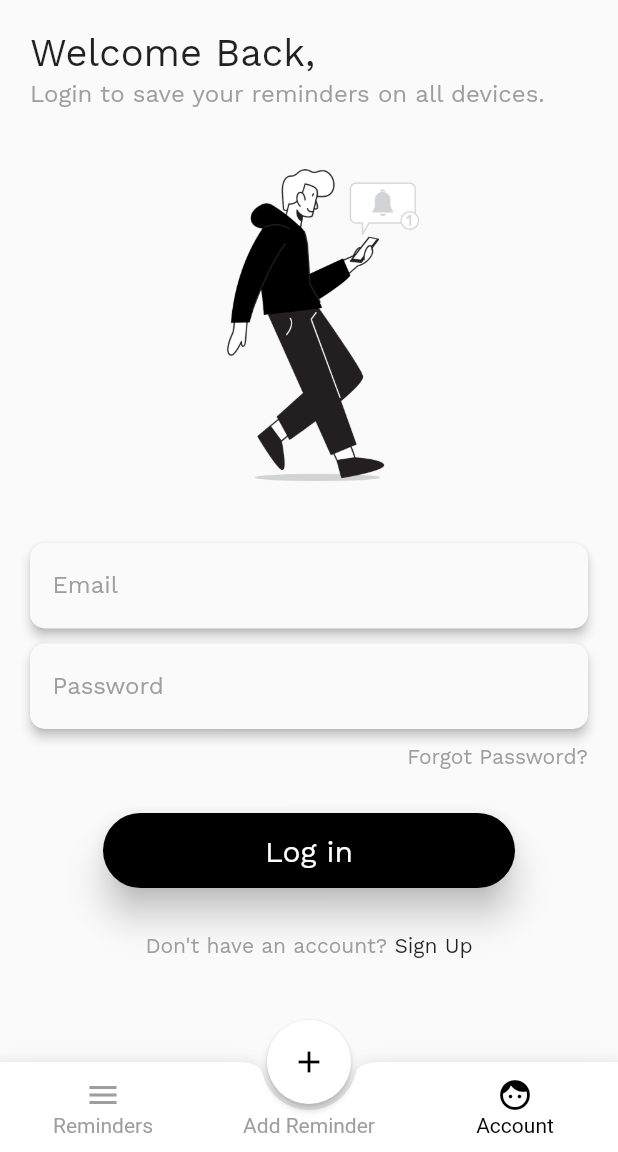
After one commit to deliciafernandes/Checklst, a Flutter app: the screen it shows after launch, after a tap on "Account", on a phone screen of 412 x 824 dp, the part 84-1236 px from its top. The commit adds this screen. Run offline on Flutter 3.47's test engine with Material 2 defaults, Android fonts, the phone set to English and light mode, and no system bars; our stand-ins replace firebase_auth, firebase_core, modal_progress_hud; accounts and stored records are empty.

Commit message:
Code optimised

```diff
--- a/lib/views/account_view.dart
+++ b/lib/views/account_view.dart
@@ -1,5 +1,4 @@
-import 'package:checklst/views/body_widgets/login_body.dart';
-import 'package:checklst/views/body_widgets/register_body.dart';
+import 'package:checklst/views/auth_view.dart';
 import "package:flutter/material.dart";
 
 class AccountView extends StatefulWidget {
@@ -11,7 +10,6 @@ class _AccountViewState extends State<AccountView> {
   bool _userLoggedIn = false;
   @override
   Widget build(BuildContext context) {
-    return _userLoggedIn ? Column() : LoginBody();
-    // return _userLoggedIn ? Column() : RegisterBody();
+    return _userLoggedIn ? Column() : AuthView();
   }
 }
--- /dev/null
+++ b/lib/views/auth_view.dart
@@ -0,0 +1,337 @@
+import 'package:checklst/widgets/custom_text_form_field.dart';
+import 'package:firebase_auth/firebase_auth.dart';
+import 'package:flutter/material.dart';
+import 'package:modal_progress_hud/modal_progress_hud.dart';
+
+class AuthView extends StatefulWidget {
+  @override
+  _AuthViewState createState() => _AuthViewState();
+}
+
+class _AuthViewState extends State<AuthView> {
+  String _requestedBody = 'login';
+
+  final _formKey = GlobalKey<FormState>();
+  final _nameController = TextEditingController();
+  final _emailController = TextEditingController();
+  final _passwordController = TextEditingController();
+  bool _showSpinner = false;
+
+  final FirebaseAuth _auth = FirebaseAuth.instance;
+
+  Future<void> _submitSignIn() async {
+    // Perform submit action
+
+    setState(() {
+      _showSpinner = true;
+    });
+    if (_formKey.currentState.validate()) {
+      // Form validation success
+      try {
+        final user = await _auth.signInWithEmailAndPassword(
+            email: _emailController.text, password: _passwordController.text);
+        setState(() {
+          _showSpinner = false;
+        });
+        // Navigator.push(
+        //   context,
+        //   MaterialPageRoute(
+        //     builder: (context) => MainPage(),
+        //   ),
+        // );
+      } catch (e) {
+        setState(() {
+          _showSpinner = false;
+        });
+        print(e);
+      }
+    }
+  }
+
+  Future<void> _submitSignUp() async {
+    // Perform submit action
+
+    setState(() {
+      _showSpinner = true;
+    });
+
+    if (_formKey.currentState.validate()) {
+      // Form validation success
+      try {
+        final newUser = await _auth.createUserWithEmailAndPassword(
+          email: _emailController.text,
+          password: _passwordController.text,
+        );
+        setState(() {
+          _showSpinner = false;
+        });
+      } catch (e) {
+        setState(() {
+          _showSpinner = false;
+        });
+        print(e);
+      }
+
+      // if everything was a success
+      // Navigator.push(
+      //   context,
+      //   MaterialPageRoute(
+      //     builder: (context) => AddEmergencyContactsScreen(),
+      //   ),
+      // );
+    }
+  }
+
+  @override
+  Widget build(BuildContext context) {
+    return ModalProgressHUD(
+      inAsyncCall: _showSpinner,
+      color: Colors.transparent,
+      progressIndicator: CircularProgressIndicator(
+          valueColor: new AlwaysStoppedAnimation<Color>(Colors.black)),
+      child: SingleChildScrollView(
+        child: Padding(
+          padding: EdgeInsets.symmetric(horizontal: 20.0, vertical: 20.0),
+          child: _requestedBody == 'login'
+              ? Column(
+                  mainAxisAlignment: MainAxisAlignment.spaceEvenly,
+                  crossAxisAlignment: CrossAxisAlignment.stretch,
+                  children: [
+                    Text(
+                      'Welcome Back,',
+                      style: TextStyle(
+                        fontSize: 25.5,
+                        fontWeight: FontWeight.w500,
+                        fontFamily: 'WorkSans',
+                      ),
+                    ),
+                    SizedBox(height: 3.0),
+                    Text(
+                      'Login to save your reminders on all devices.',
+                      style: TextStyle(
+                        fontSize: 16.0,
+                        fontFamily: 'WorkSans',
+                        color: Colors.grey[500],
+                      ),
+                    ),
+                    Container(
+                      margin: EdgeInsets.symmetric(vertical: 20.0),
+                      width: 250.0,
+                      height: 250.0,
+                      alignment: Alignment.center,
+                      decoration: BoxDecoration(
+                        image: DecorationImage(
+                          image: AssetImage('assets/images/login.png'),
+                          fit: BoxFit.contain,
+                        ),
+                      ),
+                    ),
+                    Form(
+                      key: _formKey,
+                      child: Column(
+                        children: <Widget>[
+                          CustomTextFormField(
+                              labelText: 'Email',
+                              textInputType: TextInputType.emailAddress,
+                              obscureText: false,
+                              errorText: 'Please input email address',
+                              controller: _emailController),
+                          Padding(
+                            padding:
+                                const EdgeInsets.only(top: 10.0, bottom: 10.0),
+                            child: CustomTextFormField(
+                                labelText: 'Password',
+                                obscureText: true,
+                                errorText: 'Please input password',
+                                controller: _passwordController),
+                          ),
+                          Align(
+                            alignment: Alignment.topRight,
+                            child: GestureDetector(
+                              child: Text(
+                                "Forgot Password?",
+                                style: TextStyle(
+                                  color: Colors.grey,
+                                  fontFamily: 'WorkSans',
+                                ),
+                              ),
+                              onTap: () {
+                                //TODO: Add forget password body
+                              },
+                            ),
+                          ),
+                          SizedBox(height: 30.0),
+                          ButtonTheme(
+                            minWidth: MediaQuery.of(context).size.width / 1.5,
+                            height: 50.0,
+                            child: RaisedButton(
+                              elevation: 10.0,
+                              color: Colors.black,
+                              shape: RoundedRectangleBorder(
+                                borderRadius: BorderRadius.circular(25.0),
+                              ),
+                              padding: EdgeInsets.only(
+                                  left: 15, bottom: 11, top: 11, right: 15),
+                              onPressed: _submitSignIn,
+                              child: Text(
+                                'Log in',
+                                style: TextStyle(
+                                  fontSize: 20.0,
+                                  color: Colors.white,
+                                  fontFamily: 'WorkSans',
+                                ),
+                              ),
+                            ),
+                          ),
+                          SizedBox(height: 30.0),
+                          Row(
+                            mainAxisAlignment: MainAxisAlignment.center,
+                            children: <Widget>[
+                              Text(
+                                "Don't have an account? ",
+                                style: TextStyle(
+                                  color: Colors.grey,
+                                  fontFamily: 'WorkSans',
+                                ),
+                              ),
+                              GestureDetector(
+                                child: Text(
+                                  "Sign Up",
+                                  style: TextStyle(
+                                    fontFamily: 'WorkSans',
+                                  ),
+                                ),
+                                onTap: () {
+                                  setState(() {
+                                    _requestedBody = 'signup';
+                                  });
+                                },
+                              ),
+                            ],
+                          ),
+                        ],
+                      ),
+                    ),
+                  ],
+                )
+              : Column(
+                  mainAxisAlignment: MainAxisAlignment.spaceEvenly,
+                  crossAxisAlignment: CrossAxisAlignment.stretch,
+                  children: [
+                    Text(
+                      'Create Your Account,',
+                      style: TextStyle(
+                        fontSize: 25.5,
+                        fontWeight: FontWeight.w500,
+                        fontFamily: 'WorkSans',
+                      ),
+                    ),
+                    SizedBox(height: 3.0),
+                    Text(
+                      'Sign up and get started.',
+                      style: TextStyle(
+                        fontSize: 16.0,
+                        fontFamily: 'WorkSans',
+                        color: Colors.grey[500],
+                      ),
+                    ),
+                    Container(
+                      margin: EdgeInsets.only(top: 10.0, bottom: 10.0),
+                      width: 220.0,
+                      height: 220.0,
+                      alignment: Alignment.center,
+                      decoration: BoxDecoration(
+                        image: DecorationImage(
+                          image: AssetImage('assets/images/signup.png'),
+                          fit: BoxFit.contain,
+                        ),
+                      ),
+                    ),
+                    Form(
+                      key: _formKey,
+                      child: Column(
+                        children: <Widget>[
+                          CustomTextFormField(
+                            labelText: 'Name',
+                            textInputType: TextInputType.name,
+                            obscureText: false,
+                            errorText: 'Please enter your name',
+                            controller: _nameController,
+                          ),
+                          Padding(
+                            padding:
+                                const EdgeInsets.only(top: 10.0, bottom: 10.0),
+                            child: CustomTextFormField(
+                                labelText: 'Email',
+                                textInputType: TextInputType.emailAddress,
+                                obscureText: false,
+                                errorText: 'Please input email address',
+                                controller: _emailController),
+                          ),
+                          Padding(
+                            padding: const EdgeInsets.only(bottom: 10.0),
+                            child: CustomTextFormField(
+                                labelText: 'Password',
+                                obscureText: true,
+                                errorText: 'Please input password',
+                                controller: _passwordController),
+                          ),
+                          SizedBox(height: 30.0),
+                          ButtonTheme(
+                            minWidth: MediaQuery.of(context).size.width / 1.5,
+                            height: 50.0,
+                            child: RaisedButton(
+                              elevation: 10.0,
+                              color: Colors.black,
+                              shape: RoundedRectangleBorder(
+                                borderRadius: BorderRadius.circular(25.0),
+                              ),
+                              padding: EdgeInsets.only(
+                                  left: 15, bottom: 11, top: 11, right: 15),
+                              onPressed: _submitSignUp,
+                              child: Text(
+                                'Sign up',
+                                style: TextStyle(
+                                  fontSize: 20.0,
+                                  color: Colors.white,
+                                  fontFamily: 'WorkSans',
+                                ),
+                              ),
+                            ),
+                          ),
+                          SizedBox(height: 30.0),
+                          Row(
+                            mainAxisAlignment: MainAxisAlignment.center,
+                            children: <Widget>[
+                              Text(
+                                "Already have an account? ",
+                                style: TextStyle(
+                                  color: Colors.grey,
+                                  fontFamily: 'WorkSans',
+                                ),
+                              ),
+                              GestureDetector(
+                                child: Text(
+                                  "Sign In",
+                                  style: TextStyle(
+                                    fontFamily: 'WorkSans',
+                                  ),
+                                ),
+                                onTap: () {
+                                  setState(() {
+                                    _requestedBody = 'login';
+                                  });
+                                },
+                              ),
+                            ],
+                          ),
+                        ],
+                      ),
+                    ),
+                  ],
+                ),
+        ),
+      ),
+    );
+  }
+}
--- a/lib/views/reminders_view.dart
+++ b/lib/views/reminders_view.dart
@@ -1,6 +1,6 @@
 import 'package:checklst/utilities/constants.dart';
 import 'package:flutter/material.dart';
-import 'body_widgets/no_reminders_ody.dart';
+import 'body_widgets/no_reminders_body.dart';
 
 class RemindersView extends StatefulWidget {
   @override
```
Also changed, not shown: lib/views/body_widgets/login_body.dart (deleted, +0 -184 lines), lib/views/body_widgets/register_body.dart (deleted, +0 -182 lines), assets/images/signup.png (renamed from assets/images/register.png), lib/views/body_widgets/no_reminders_body.dart (renamed from lib/views/body_widgets/no_reminders_ody.dart).
